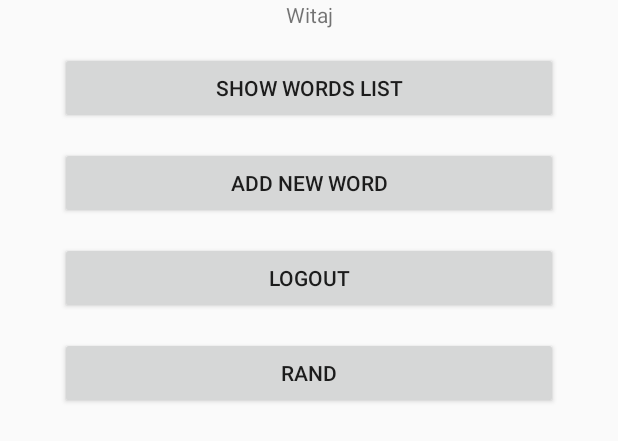
After one commit to KakiriDev/Simple-English-Words, an Android app: the layout activity_main_view.xml on its own in the app's theme, with its tools: preview values and no code run, on a phone screen of 412 x 824 dp. The commit adds this screen. Shown: the top 441 px of the screen. Run offline under Robolectric (Android 15) with nearby library versions, the phone set to English and light mode, and no system bars.

```diff
--- a/app/src/main/java/com/kakiridev/simpleenglishwords/MainView.java
+++ b/app/src/main/java/com/kakiridev/simpleenglishwords/MainView.java
@@ -149,8 +149,9 @@ public class MainView extends AppCompatActivity{
         return user;
     }
 
+    //show user name
     private void setUserFields(FirebaseUser user){
-        textViewUserEmail.setText("HI " + user.getDisplayName().toString());
+        textViewUserEmail.setText("Witaj " + user.getDisplayName().toString());
     }
 
     private void signOut(){
--- /dev/null
+++ b/app/src/main/res/layout/activity_main_view.xml
@@ -0,0 +1,63 @@
+<?xml version="1.0" encoding="utf-8"?>
+<LinearLayout xmlns:android="http://schemas.android.com/apk/res/android"
+    xmlns:app="http://schemas.android.com/apk/res-auto"
+    xmlns:tools="http://schemas.android.com/tools"
+    android:orientation="vertical"
+    android:layout_gravity="center_horizontal"
+    android:paddingBottom="20dp"
+    android:paddingRight="40dp"
+    android:paddingLeft="40dp"
+    android:layout_width="match_parent"
+    android:layout_height="match_parent"
+    tools:context="com.kakiridev.simpleenglishwords.MainView">
+
+    <LinearLayout
+        android:layout_width="match_parent"
+        android:layout_height="wrap_content"
+        android:orientation="vertical"
+        android:layout_gravity="top">
+
+        <TextView
+            android:id="@+id/textViewUserEmail"
+            android:layout_width="match_parent"
+            android:layout_height="wrap_content"
+            android:gravity="center_horizontal"
+            android:text="Witaj" />
+
+        <Button
+            android:id="@+id/btn_show_wordslist"
+            android:layout_marginTop="15dp"
+            android:layout_width="match_parent"
+            android:layout_height="wrap_content"
+            android:gravity="center"
+            android:text="Show Words List" />
+
+        <Button
+            android:id="@+id/btn_add_word"
+            android:layout_marginTop="15dp"
+            android:layout_width="match_parent"
+            android:layout_height="wrap_content"
+            android:gravity="center"
+            android:text="Add New Word" />
+
+        <Button
+            android:id="@+id/buttonLogout"
+            android:layout_marginTop="15dp"
+            android:layout_width="match_parent"
+            android:layout_height="wrap_content"
+            android:text="Logout"
+            android:layout_gravity="center_horizontal" />
+
+        <Button
+            android:id="@+id/randWords"
+            android:layout_marginTop="15dp"
+            android:layout_width="match_parent"
+            android:layout_height="wrap_content"
+            android:text="Rand"
+            android:layout_gravity="center_horizontal" />
+    </LinearLayout>
+
+
+
+
+</LinearLayout>
```
Also changed, not shown: app/src/main/java/com/kakiridev/simpleenglishwords/AddNewWord/AddWordView.java (+78 -26 lines).
